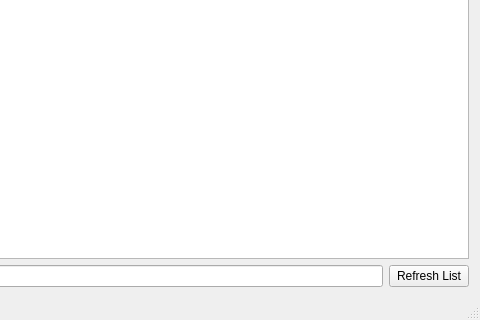
Before: the Qt Designer form tmChatGruppe4/mainwindow.ui in miiisch/TM2011C1.4, drawn with Qt 5; both pictures show x 238 to 718 and y 290 to 610 of the 718 by 610 pixel window.
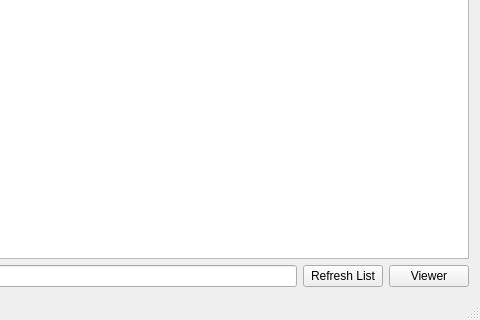
After: the same form once the commit is applied.

What changed in the file:
```diff
--- a/tmChatGruppe4/mainwindow.ui
+++ b/tmChatGruppe4/mainwindow.ui
@@ -87,6 +87,13 @@
         </property>
        </widget>
       </item>
+      <item>
+       <widget class="QPushButton" name="viewerButton">
+        <property name="text">
+         <string>Viewer</string>
+        </property>
+       </widget>
+      </item>
      </layout>
     </item>
    </layout>
```
